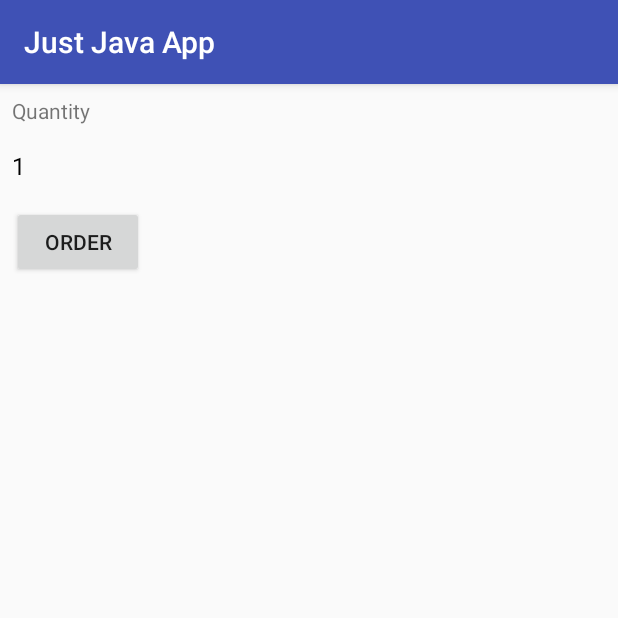
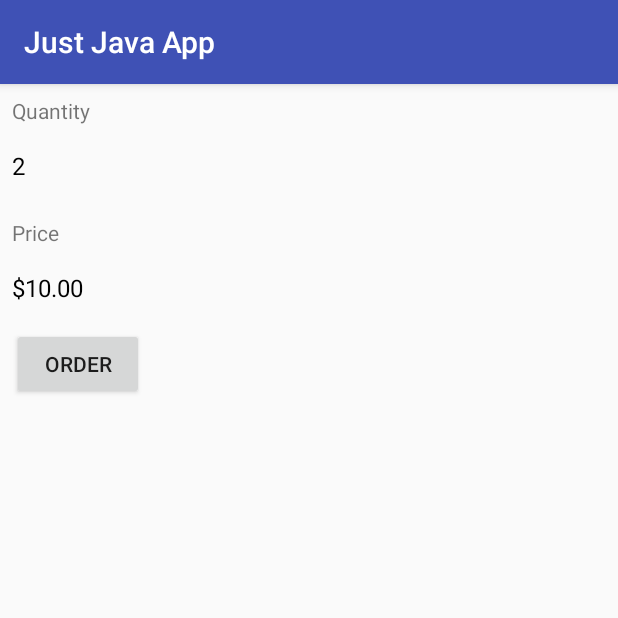
Before and after one commit to jerrychong25/iOSLoginApp, an Android app: the MainActivity screen opened directly, with no data from a screen before it, after a tap on "ORDER", on a phone screen of 412 x 824 dp, the top half of it. Run offline under Robolectric (Android 15) with nearby library versions, the phone set to English and light mode, and no system bars.

Commit message:
Add Price text bottom of Quantity

```diff
--- a/app/src/main/java/com/example/android/justjavaapp/MainActivity.java
+++ b/app/src/main/java/com/example/android/justjavaapp/MainActivity.java
@@ -15,6 +15,8 @@ import android.widget.TextView;
 
 import com.example.android.justjavaapp.R;
 
+import java.text.NumberFormat;
+
 /**
  * This app displays an order form to order coffee.
  */
@@ -30,7 +32,8 @@ public class MainActivity extends AppCompatActivity {
      * This method is called when the order button is clicked.
      */
     public void submitOrder(View view) {
-        display(1);
+        display(2);
+        displayPrice(2*5);
     }
 
     /**
@@ -40,4 +43,12 @@ public class MainActivity extends AppCompatActivity {
         TextView quantityTextView = (TextView) findViewById(R.id.quantity_text_view);
         quantityTextView.setText("" + number);
     }
+
+    /**
+     * This method displays the given price on the screen.
+     */
+    private void displayPrice(int number) {
+        TextView priceTextView = (TextView) findViewById(R.id.price_text_view);
+        priceTextView.setText(NumberFormat.getCurrencyInstance().format(number));
+    }
 }
--- a/app/src/main/res/layout/activity_main.xml
+++ b/app/src/main/res/layout/activity_main.xml
@@ -10,22 +10,44 @@
     <TextView
         android:layout_width="wrap_content"
         android:layout_height="wrap_content"
-        android:layout_margin="8dp"
+        android:layout_marginLeft="8dp"
+        android:layout_marginTop="8dp"
+        android:layout_marginBottom="16dp"
         android:text="Quantity" />
 
     <TextView
         android:id="@+id/quantity_text_view"
         android:layout_width="wrap_content"
         android:layout_height="wrap_content"
-        android:layout_margin="8dp"
+        android:layout_marginLeft="8dp"
+        android:layout_marginBottom="16dp"
         android:textSize="16sp"
         android:textColor="#000000"
         android:text="0" />
 
+    <TextView
+        android:layout_width="wrap_content"
+        android:layout_height="wrap_content"
+        android:layout_marginLeft="8dp"
+        android:layout_marginTop="8dp"
+        android:layout_marginBottom="16dp"
+        android:text="Price" />
+
+    <TextView
+        android:id="@+id/price_text_view"
+        android:layout_width="wrap_content"
+        android:layout_height="wrap_content"
+        android:layout_marginLeft="8dp"
+        android:layout_marginBottom="16dp"
+        android:textSize="16sp"
+        android:textColor="#000000"
+        android:text="$0" />
+
     <Button
         android:layout_width="wrap_content"
         android:layout_height="wrap_content"
-        android:layout_margin="8dp"
+        android:layout_marginLeft="8dp"
+        android:layout_marginBottom="16dp"
         android:text="Order"
         android:onClick="submitOrder"/>
 
```
